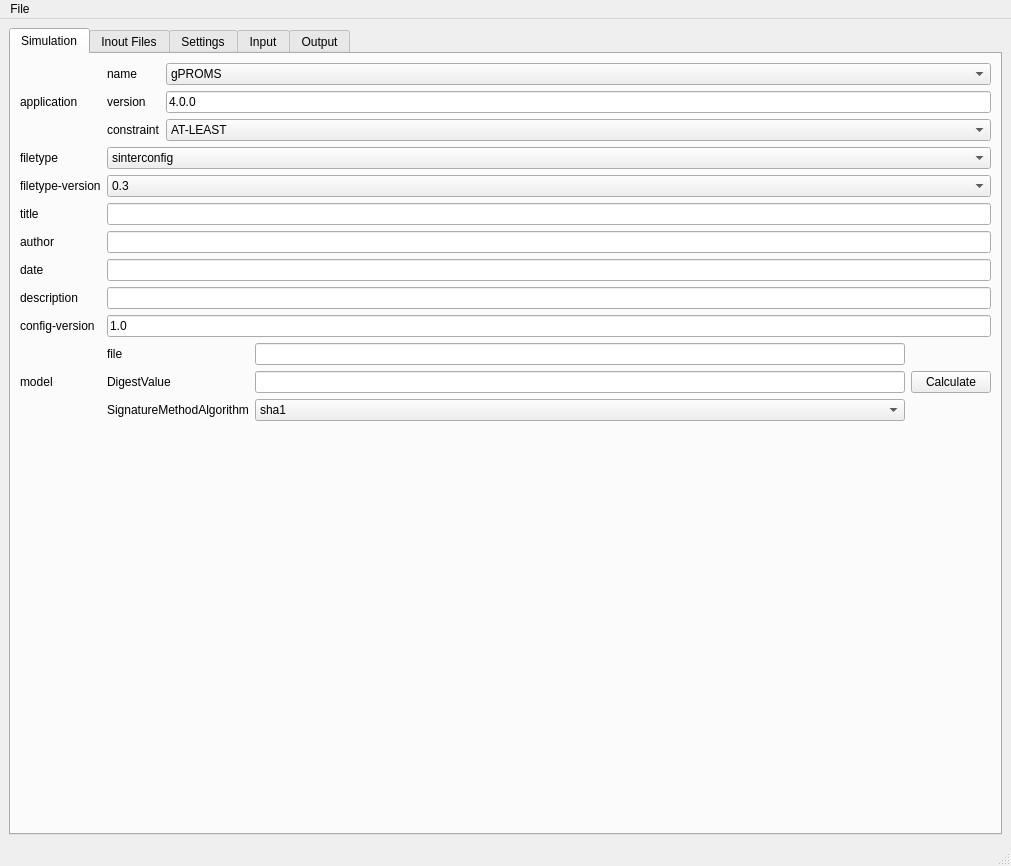
CCSI-Toolset/FOQUS, file foqus_lib/gui/sinter/sinter_config.ui: the form before one commit.
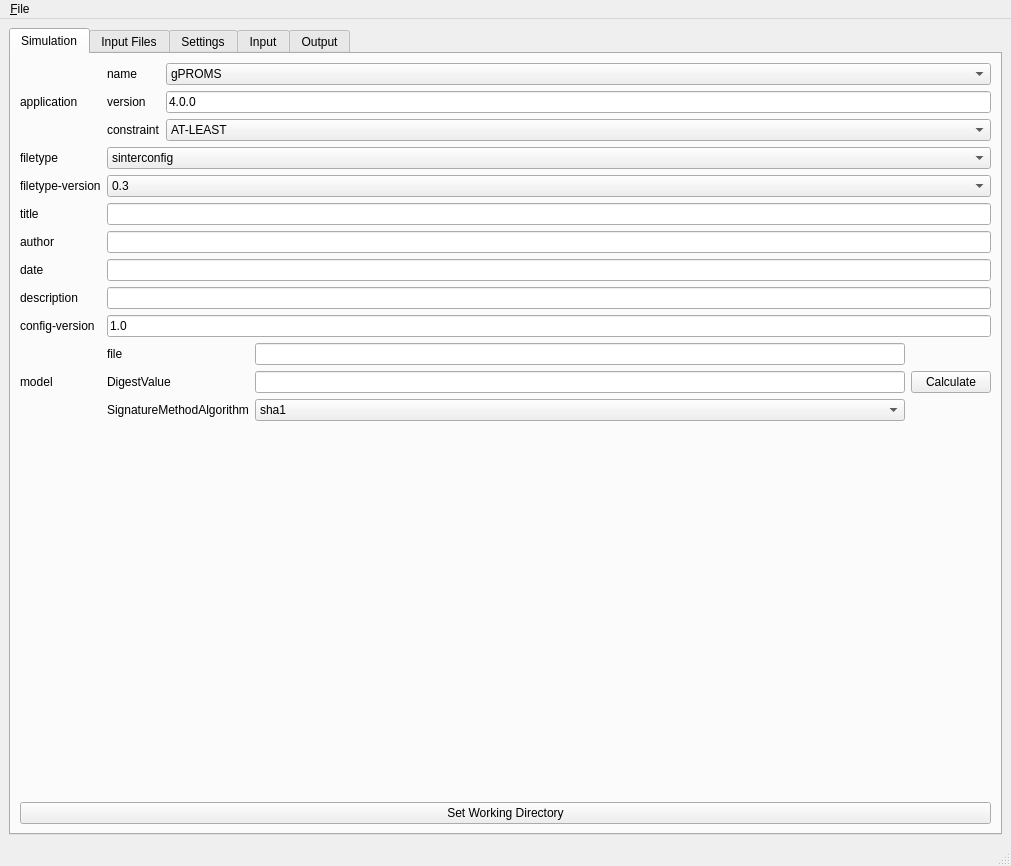
The form after the commit.

Commit message: Progress on sinter config utility

```diff
--- a/foqus_lib/gui/sinter/sinter_config.ui
+++ b/foqus_lib/gui/sinter/sinter_config.ui
@@ -285,16 +285,23 @@
           <property name="sizeHint" stdset="0">
            <size>
             <width>20</width>
-            <height>413</height>
+            <height>384</height>
            </size>
           </property>
          </spacer>
         </item>
+        <item>
+         <widget class="QPushButton" name="set_working_dir">
+          <property name="text">
+           <string>Set Working Directory</string>
+          </property>
+         </widget>
+        </item>
        </layout>
       </widget>
       <widget class="QWidget" name="input_files">
        <attribute name="title">
-        <string>Inout Files</string>
+        <string>Input Files</string>
        </attribute>
        <layout class="QVBoxLayout" name="verticalLayout_3">
         <item>
@@ -584,7 +591,7 @@
    </property>
    <widget class="QMenu" name="menuLoad">
     <property name="title">
-     <string>File</string>
+     <string>&amp;File</string>
     </property>
     <addaction name="actionSave"/>
     <addaction name="actionLoad"/>
```
Left out of the diff: 46 changed lines with no effect on the pictures. The commit also changes 1 other file.
